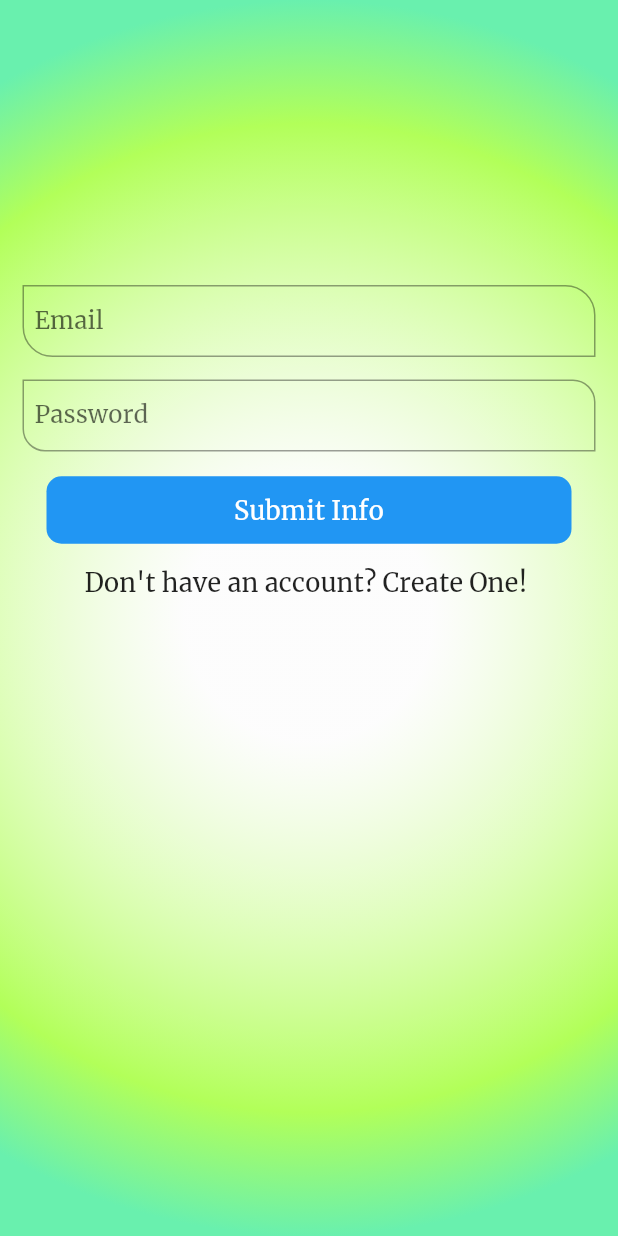
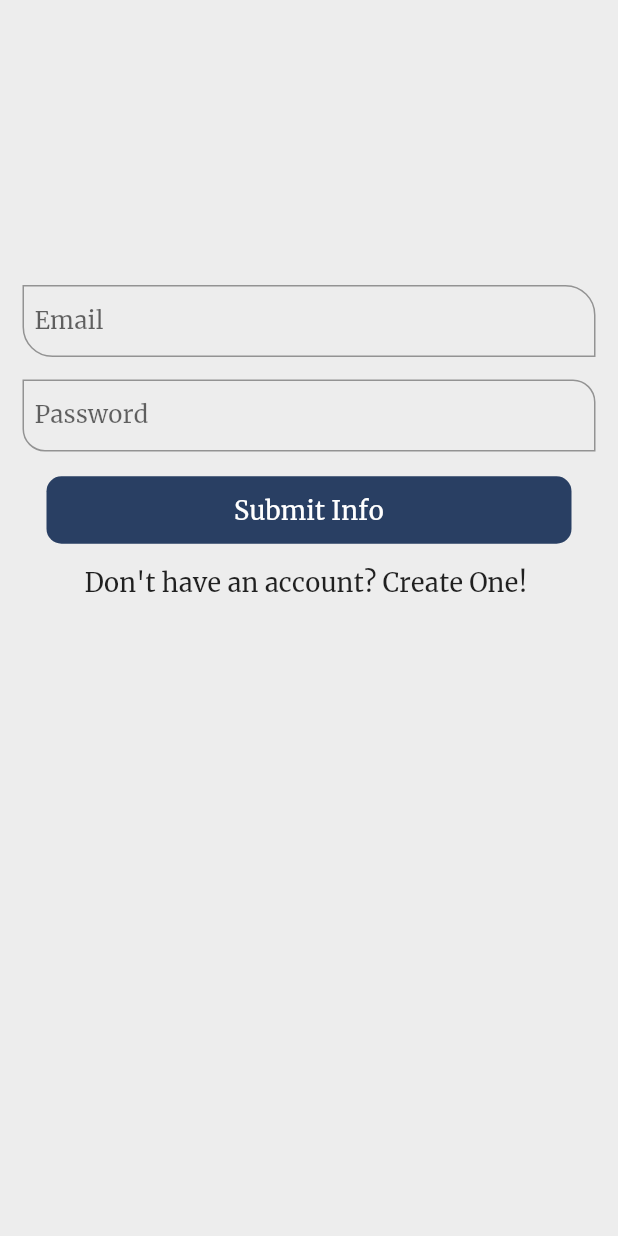
Before and after one commit to hadiuzzaman524/chat_application, a Flutter app: the screen it shows after launch, on a phone screen of 412 x 824 dp. Run offline on Flutter 3.47's test engine with Material 2 defaults, Android fonts, the phone set to English and light mode, and no system bars; our stand-ins replace cloud_firestore, firebase_auth, firebase_core, firebase_storage, image_picker; missing offline and left inert: dart:ffi; accounts and stored records are empty.

Commit message:
update UI

```diff
--- a/chat/lib/messages.dart
+++ b/chat/lib/messages.dart
@@ -77,6 +77,7 @@ class _MessagesState extends State<Messages> {
                           isMe: true,
                           name: _messageList[index].userName,
                           imageUrl: _messageList[index].imageUrl,
+                          time: _messageList[index].timestamp,
                         ),
                       )
                     : Padding(
@@ -86,6 +87,7 @@ class _MessagesState extends State<Messages> {
                           isMe: false,
                           name: _messageList[index].userName,
                           imageUrl: _messageList[index].imageUrl,
+                          time: _messageList[index].timestamp,
                         ),
                       );
               },
--- a/chat/lib/screens/auth.dart
+++ b/chat/lib/screens/auth.dart
@@ -92,6 +92,7 @@ class _AuthScreenState extends State<AuthScreen> {
 
   _displaySnackBar(BuildContext context) {
     final snackBar = SnackBar(
+      backgroundColor: Color(0xff293F63),
         content: Text(
       errorMsg,
       textAlign: TextAlign.center,
@@ -109,18 +110,19 @@ class _AuthScreenState extends State<AuthScreen> {
       body: SingleChildScrollView(
         child: Container(
           decoration: BoxDecoration(
-            gradient: RadialGradient(
+            color: Color(0xffededed),
+          /*  gradient: RadialGradient(
                 colors: [
                   Colors.white54,
-                  Colors.lightGreenAccent,
-                  Colors.greenAccent,
+                  Color(0xff293F55),
+                  Color(0xff293F63),
                 ],
                 radius: 1,
                 stops: [
                   0.2,
                   0.8,
                   1
-                ]), /*LinearGradient(colors: [
+                ]),*/ /*LinearGradient(colors: [
               Colors.greenAccent,
               Colors.lightGreenAccent,
               Colors.greenAccent,
--- a/chat/lib/widgets/login_design.dart
+++ b/chat/lib/widgets/login_design.dart
@@ -118,7 +118,7 @@ class _LogInDesignState extends State<LogInDesign> {
                   height: 45,
                   alignment: Alignment.center,
                   decoration: BoxDecoration(
-                    color: Colors.blue,
+                    color: Color(0xff293F63),
                     borderRadius: BorderRadius.circular(10),
                   ),
                   child: Text(
--- a/chat/lib/widgets/signup_design.dart
+++ b/chat/lib/widgets/signup_design.dart
@@ -228,7 +228,7 @@ class _SignupDesignState extends State<SignupDesign> {
 
                   width: double.infinity,
                   decoration: BoxDecoration(
-                    color: Colors.blue,
+                    color: Color(0xff293F63),
                     borderRadius: BorderRadius.circular(10),
                   ),
                   height: 45,
```
Also changed, not shown: chat/lib/widgets/messagebubble.dart (+26 -3 lines).
